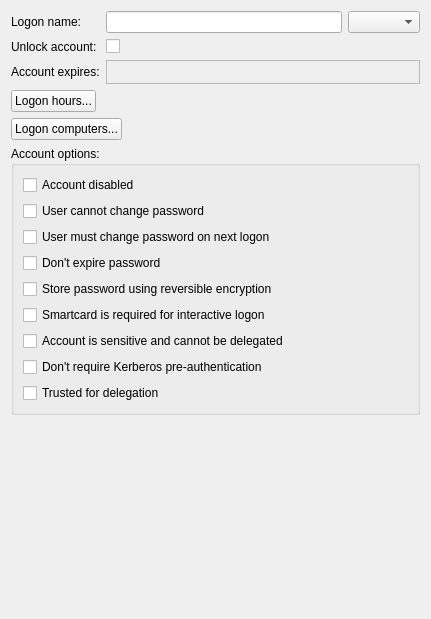
altlinux/admc, file src/admc/tabs/account_tab.ui: the form before one commit.
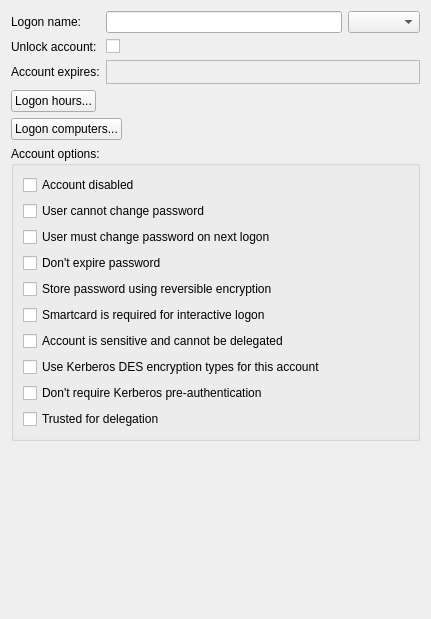
The form after the commit. Custom widgets are drawn as their Qt base class.

Commit message:
add missing des key option
that uses correct flag

```diff
--- a/src/admc/tabs/account_tab.ui
+++ b/src/admc/tabs/account_tab.ui
@@ -168,7 +168,7 @@
        </widget>
       </item>
       <item>
-       <widget class="QCheckBox" name="des_key_check">
+       <widget class="QCheckBox" name="reversible_encrypt_check">
         <property name="text">
          <string>Store password using reversible encryption</string>
         </property>
@@ -188,6 +188,13 @@
         </property>
        </widget>
       </item>
+      <item>
+       <widget class="QCheckBox" name="des_key_check">
+        <property name="text">
+         <string>Use Kerberos DES encryption types for this account</string>
+        </property>
+       </widget>
+      </item>
       <item>
        <widget class="QCheckBox" name="require_preauth_check">
         <property name="text">
```
The commit also changes 2 other files.
